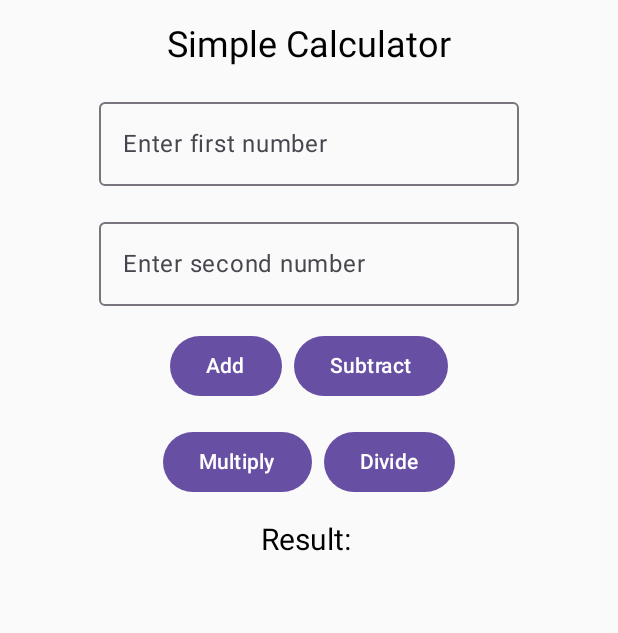
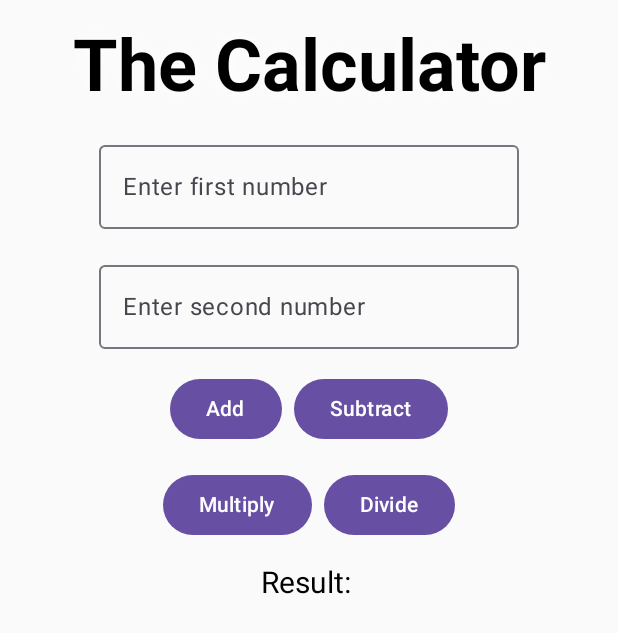
Before and after one commit to trevorm10/The-Calculator, an Android app built with Jetpack Compose: the screen it shows after launch (MainActivity), on a phone screen of 412 x 824 dp. Shown: the top 633 px of the screen. Run offline under Robolectric (Android 15) with nearby library versions, the phone set to English and light mode, and no system bars.

Commit message:
changed the name of the app

```diff
--- a/app/src/main/java/com/example/thecalculator/MainActivity.kt
+++ b/app/src/main/java/com/example/thecalculator/MainActivity.kt
@@ -19,7 +19,13 @@ import androidx.compose.runtime.remember
 import androidx.compose.runtime.setValue
 import androidx.compose.ui.Alignment
 import androidx.compose.ui.Modifier
+import androidx.compose.ui.geometry.Offset
+import androidx.compose.ui.graphics.Color
+import androidx.compose.ui.graphics.Shadow
+import androidx.compose.ui.text.TextStyle
+import androidx.compose.ui.text.font.FontWeight
 import androidx.compose.ui.text.input.KeyboardType
+import androidx.compose.ui.text.style.TextAlign
 import androidx.compose.ui.unit.dp
 import androidx.compose.ui.unit.sp
 
@@ -50,8 +56,20 @@ fun CalculatorApp() {
         verticalArrangement = Arrangement.spacedBy(16.dp),
         horizontalAlignment = Alignment.CenterHorizontally
     ) {
-        Text("Simple Calculator", fontSize = 24.sp) // the name of the app
-
+        Text(
+            text = "The Calculator",
+            style = TextStyle(
+                color = Color.Black, // Black text color
+                fontSize = 48.sp,
+                fontWeight = FontWeight.Bold,
+                shadow = Shadow(
+                    color = Color.White, // Glow color
+                    offset = Offset(0f, 0f), // No offset
+                    blurRadius = 20f // Adjust blur radius for glow effect
+                )
+            ),
+            textAlign = TextAlign.Center // Center the text
+        )
         OutlinedTextField(
             value = num1,
             onValueChange = { num1 = it },
```
